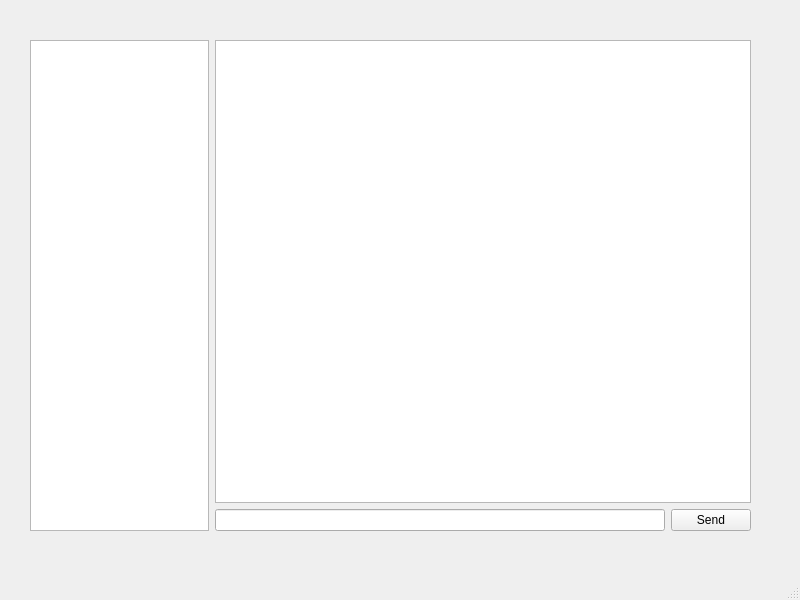
Above: QtChat/ChatClient/mainwindow.ui from niuwe/IsMe before the change. Below: the same form after it.
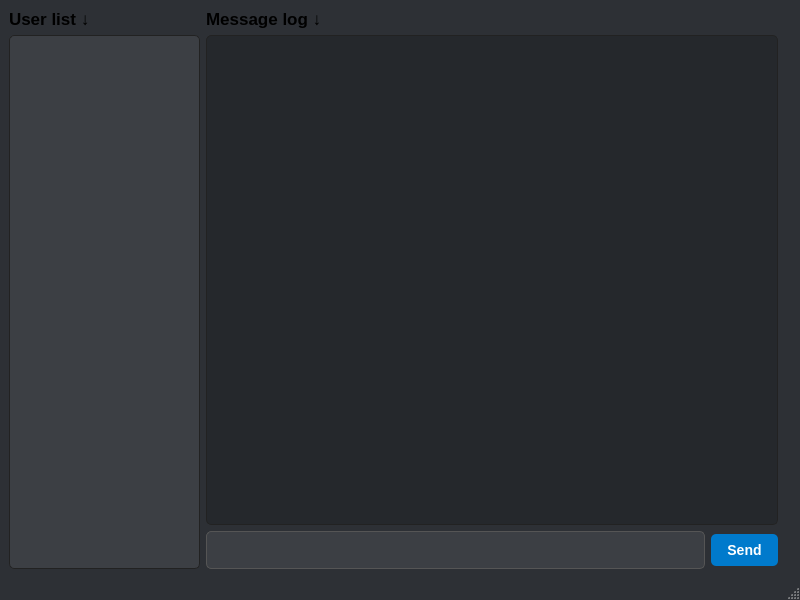
That is the form after the change.

The edit to the form file:
```diff
--- a/QtChat/ChatClient/mainwindow.ui
+++ b/QtChat/ChatClient/mainwindow.ui
@@ -13,22 +13,169 @@
   <property name="windowTitle">
    <string>MainWindow</string>
   </property>
+  <property name="styleSheet">
+   <string notr="true">/* === 主窗口和背景 === */
+QMainWindow#MainWindow, QWidget#centralwidget {
+    background-color: #2D3035; /* 深灰色背景 */
+}
+
+/* === 用户列表 (QListWidget) === */
+QListWidget {
+    background-color: #3C3F44; /* 比背景稍亮的灰色 */
+    color: #E0E0E0; /* 列表文字颜色 */
+    border: 1px solid #222; /* 更深的边框 */
+    border-radius: 5px;
+    padding: 5px; /* 列表的内边距 */
+    font-size: 14px;
+}
+/* 列表中的每一项 */
+QListWidget::item {
+    padding: 8px; /* 每一项的内边距 */
+    border-radius: 4px; /* 项的圆角 */
+}
+/* 鼠标悬停在某一项上 */
+QListWidget::item:hover {
+    background-color: #4A4E54; /* 悬停时背景变亮 */
+}
+/* 选中某一项时 */
+QListWidget::item:selected {
+    background-color: #007ACC; /* 蓝色高亮 */
+    color: white; /* 选中时文字变白 */
+}
+
+/* === 聊天显示窗口 (QTextBrowser) === */
+QTextBrowser {
+    background-color: #25282C; /* 更深的背景，与输入区分开 */
+    color: #F0F0F0;
+    border: 1px solid #222;
+    border-radius: 5px;
+    padding: 8px; /* 内边距 */
+    font-size: 14px;
+}
+
+/* === 消息输入框 (QLineEdit) === */
+QLineEdit {
+    background-color: #3C3F44;
+    color: #F0F0F0;
+    border: 1px solid #555;
+    border-radius: 5px;
+    padding: 8px;
+    font-size: 15px;
+}
+/* 输入框获取焦点时的样式 */
+QLineEdit:focus {
+    border: 1px solid #007ACC;
+    background-color: #454950;
+}
+
+/* === 发送按钮 (QPushButton) === */
+QPushButton#sendButton {
+    background-color: #007ACC;
+    color: white;
+    border: none;
+    border-radius: 5px;
+    padding: 8px 16px; /* 左右内边距更大 */
+    font-size: 14px;
+    font-weight: bold;
+}
+QPushButton#sendButton:hover {
+    background-color: #008AEF;
+}
+QPushButton#sendButton:pressed {
+    background-color: #006ABF;
+}
+
+/* === 滚动条通用样式 (QScrollBar) === */
+QScrollBar:vertical {
+    border: none;
+    background: #2D3035; /* 滚动条背景色 */
+    width: 10px; /* 滚动条宽度 */
+    margin: 0px 0px 0px 0px;
+}
+QScrollBar::handle:vertical {
+    background: #555; /* 滚动条滑块颜色 */
+    min-height: 20px; /* 滑块最小高度 */
+    border-radius: 5px;
+}
+QScrollBar::handle:vertical:hover {
+    background: #777; /* 悬停时滑块颜色 */
+}
+/* 隐藏上下箭头 */
+QScrollBar::add-line:vertical, QScrollBar::sub-line:vertical {
+    height: 0px;
+}
+
+/* === 菜单栏和状态栏 === */
+QMenuBar {
+    background-color: #2D3035;
+    color: #E0E0E0;
+}
+QMenuBar::item {
+    background: transparent;
+    padding: 4px 8px;
+}
+QMenuBar::item:selected {
+    background: #4A4E54;
+}
+QMenu {
+    background-color: #3C3F44;
+    color: #E0E0E0;
+    border: 1px solid #222;
+}
+QMenu::item:selected {
+    background-color: #007ACC;
+}
+QStatusBar {
+    background-color: #2D3035;
+    color: #A0A0A0;
+}</string>
+  </property>
   <widget class="QWidget" name="centralwidget">
-   <widget class="QWidget" name="horizontalLayoutWidget">
-    <property name="geometry">
-     <rect>
-      <x>30</x>
-      <y>40</y>
-      <width>721</width>
-      <height>491</height>
-     </rect>
-    </property>
+   <layout class="QHBoxLayout" name="horizontalLayout_3">
+    <item>
     <layout class="QHBoxLayout" name="horizontalLayout" stretch="1,3">
      <item>
+       <layout class="QVBoxLayout" name="verticalLayout_2" stretch="0,1">
+        <item>
+         <widget class="QLabel" name="label">
+          <property name="font">
+           <font>
+            <pointsize>13</pointsize>
+            <italic>false</italic>
+            <bold>true</bold>
+            <underline>false</underline>
+           </font>
+          </property>
+          <property name="text">
+           <string>User list ↓</string>
+          </property>
+         </widget>
+        </item>
+        <item>
       <widget class="QListWidget" name="userListWidget"/>
      </item>
+       </layout>
+      </item>
      <item>
-      <layout class="QVBoxLayout" name="verticalLayout">
+       <layout class="QVBoxLayout" name="verticalLayout" stretch="0,1,0">
+        <item>
+         <layout class="QVBoxLayout" name="verticalLayout_3">
+          <item>
+           <widget class="QLabel" name="label_2">
+            <property name="font">
+             <font>
+              <pointsize>13</pointsize>
+              <italic>false</italic>
+              <bold>true</bold>
+             </font>
+            </property>
+            <property name="text">
+             <string>Message log ↓</string>
+            </property>
+           </widget>
+          </item>
+         </layout>
+        </item>
        <item>
         <widget class="QTextBrowser" name="chatDisplayBrowser"/>
        </item>
@@ -49,20 +196,15 @@
       </layout>
      </item>
     </layout>
-   </widget>
+    </item>
+    <item>
    <widget class="QLabel" name="statusLabel">
-    <property name="geometry">
-     <rect>
-      <x>30</x>
-      <y>536</y>
-      <width>141</width>
-      <height>20</height>
-     </rect>
-    </property>
     <property name="text">
      <string/>
     </property>
    </widget>
+    </item>
+   </layout>
   </widget>
   <widget class="QMenuBar" name="menubar">
    <property name="geometry">
```
Left out of the diff: 2 changed lines with no effect on the pictures. Lines whose indentation alone changed are shown as unchanged.
